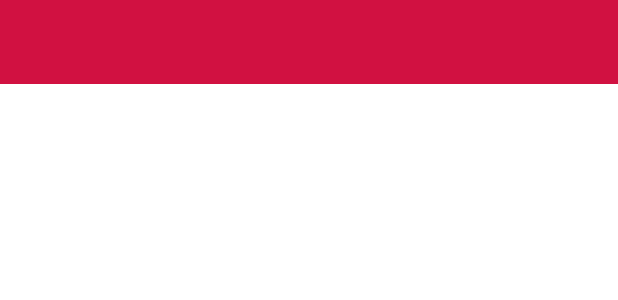
After one commit to danielvportlandia/HappyPlaces, an Android app: the layout activity_add_happy_place.xml on its own in the app's theme, with its tools: preview values and no code run, on a phone screen of 412 x 824 dp. The commit adds this screen. Shown: the top 300 px of the screen. Run offline under Robolectric (Android 15) with nearby library versions, the phone set to English and light mode, and no system bars.

Commit message:
initial UI setup

```diff
--- a/app/src/main/AndroidManifest.xml
+++ b/app/src/main/AndroidManifest.xml
@@ -9,6 +9,11 @@
         android:roundIcon="@mipmap/ic_launcher_round"
         android:supportsRtl="true"
         android:theme="@style/Theme.HappyPlaces">
+        <activity android:name=".AddHappyPlaceActivity"
+            android:screenOrientation="portrait"
+            android:label="ADD HAPPY PLACE"
+            android:theme="@style/CustomNoActionBarTheme"
+            />
         <activity android:name=".MainActivity">
             <intent-filter>
                 <action android:name="android.intent.action.MAIN" />
--- /dev/null
+++ b/app/src/main/res/drawable/ic_action_add_24dp.xml
@@ -0,0 +1,5 @@
+<vector android:height="24dp" android:tint="#FFFFFF"
+    android:viewportHeight="24" android:viewportWidth="24"
+    android:width="24dp" xmlns:android="http://schemas.android.com/apk/res/android">
+    <path android:fillColor="@android:color/white" android:pathData="M19,13h-6v6h-2v-6H5v-2h6V5h2v6h6v2z"/>
+</vector>
--- /dev/null
+++ b/app/src/main/res/layout/activity_add_happy_place.xml
@@ -0,0 +1,20 @@
+<?xml version="1.0" encoding="utf-8"?>
+<androidx.constraintlayout.widget.ConstraintLayout xmlns:android="http://schemas.android.com/apk/res/android"
+    xmlns:app="http://schemas.android.com/apk/res-auto"
+    xmlns:tools="http://schemas.android.com/tools"
+    android:layout_width="match_parent"
+    android:layout_height="match_parent"
+    tools:context=".AddHappyPlaceActivity">
+
+    <androidx.appcompat.widget.Toolbar
+        android:id="@+id/toolbar_add_place"
+        android:background="@color/colorPrimary"
+        android:layout_width="match_parent"
+        android:layout_height="?attr/actionBarSize"
+        android:theme="@style/CustomToolbarStyle"
+        app:layout_constraintEnd_toEndOf="parent"
+        app:layout_constraintStart_toStartOf="parent"
+        app:layout_constraintTop_toTopOf="parent"
+        />
+
+</androidx.constraintlayout.widget.ConstraintLayout>
--- a/app/src/main/res/values/colors.xml
+++ b/app/src/main/res/values/colors.xml
@@ -1,5 +1,10 @@
 <?xml version="1.0" encoding="utf-8"?>
 <resources>
+    <color name="colorPrimary">#d11141</color>
+    <color name="colorSecondary">#00b159</color>
+    <color name="colorTertiary">#00aedb</color>
+    <color name="burntOrange">#f37735</color>
+    <color name="colorAccent">#ffc425</color>
     <color name="purple_200">#FFBB86FC</color>
     <color name="purple_500">#FF6200EE</color>
     <color name="purple_700">#FF3700B3</color>
--- /dev/null
+++ b/app/src/main/res/values/dimens.xml
@@ -0,0 +1,4 @@
+<?xml version="1.0" encoding="utf-8"?>
+<resources>
+    <dimen name="fab_margin">16dp</dimen>
+</resources>
--- a/app/src/main/res/values/themes.xml
+++ b/app/src/main/res/values/themes.xml
@@ -13,4 +13,14 @@
         <item name="android:statusBarColor" tools:targetApi="l">?attr/colorPrimaryVariant</item>
         <!-- Customize your theme here. -->
     </style>
+
+    <style name="CustomNoActionBarTheme" parent="@style/Theme.AppCompat.Light.NoActionBar">
+        <item name="android:statusBarColor">@color/colorPrimary</item>
+    </style>
+
+    <style name="CustomToolbarStyle">
+        <item name="android:textColorPrimary">@color/white</item>
+        <item name="android:colorControlNormal">@color/white</item>
+    </style>
+
 </resources>
```
Also changed, not shown: app/src/main/java/com/example/happyplaces/AddHappyPlaceActivity.kt (added, +11 -0 lines), app/src/main/res/layout/activity_main.xml (+6 -8 lines).
